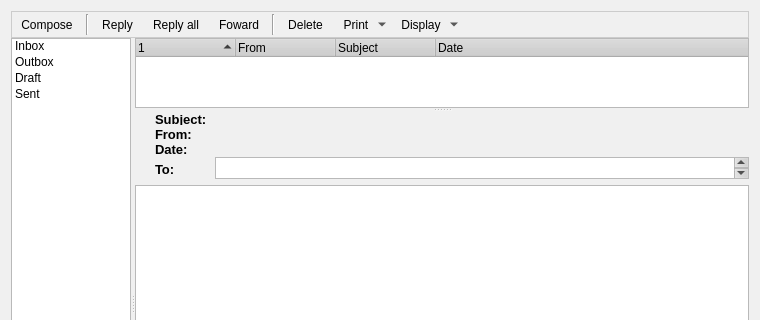
Before: the Qt Designer form retroshare-gui/src/gui/MessagesDialog.ui in RetroShare/RetroShare, drawn with Qt 5; both pictures show x 0 to 760 and y 0 to 320 of the 760 by 579 pixel window.
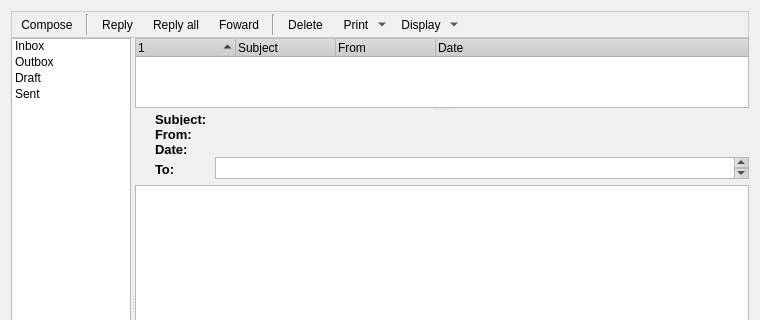
After: the same form once the commit is applied. Icons and pictures are not drawn.

Commit message: changed Column order ,set Subject Label bold

What changed in the file:
```diff
--- a/retroshare-gui/src/gui/MessagesDialog.ui
+++ b/retroshare-gui/src/gui/MessagesDialog.ui
@@ -969,16 +969,16 @@
           <normaloff>:/images/attachment.png</normaloff>:/images/attachment.png</iconset>
         </property>
        </column>
-       <column>
-        <property name="text">
-         <string>From</string>
-        </property>
-       </column>
        <column>
         <property name="text">
          <string>Subject</string>
         </property>
        </column>
+       <column>
+        <property name="text">
+         <string>From</string>
+        </property>
+       </column>
        <column>
         <property name="text">
          <string>Date</string>
@@ -1078,7 +1078,7 @@
               <property name="maximumSize">
                <size>
                 <width>16777215</width>
-                <height>10</height>
+                <height>12</height>
                </size>
               </property>
               <property name="text">
@@ -1135,7 +1135,7 @@
               <property name="maximumSize">
                <size>
                 <width>16777215</width>
-                <height>10</height>
+                <height>12</height>
                </size>
               </property>
               <property name="text">
@@ -1192,7 +1192,7 @@
               <property name="maximumSize">
                <size>
                 <width>16777215</width>
-                <height>10</height>
+                <height>12</height>
                </size>
               </property>
               <property name="text">
```
The commit also changes 2 other files.
